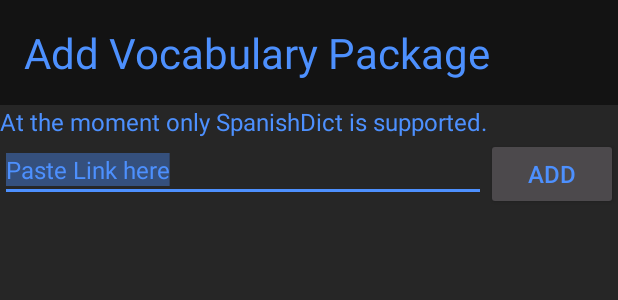
After one commit to dparnold/AudioVocabulary, an Android app: the layout add_vocable_package_dialog.xml on its own in the app's theme, with its tools: preview values and no code run, on a phone screen of 412 x 824 dp. The commit adds this screen. Shown: the top 300 px of the screen. Run offline under Robolectric (Android 15) with nearby library versions, the light colour scheme and no system bars.

Commit message:
Package Manager Included

```diff
--- a/app/src/main/java/com/dparnold/audiovocabulary/AppDatabase.java
+++ b/app/src/main/java/com/dparnold/audiovocabulary/AppDatabase.java
@@ -8,7 +8,7 @@
 import com.dparnold.audiovocabulary.VocableDAO;
 
 
-@Database(entities = {Vocable.class}, version = 10)
+@Database(entities = {Vocable.class}, version = 11)
 public abstract class AppDatabase extends RoomDatabase {
 
     private static AppDatabase INSTANCE;
--- a/app/src/main/res/layout/activity_main.xml
+++ b/app/src/main/res/layout/activity_main.xml
@@ -133,7 +133,7 @@
             android:layout_height="wrap_content"
             android:text="testPage3"
             android:layout_above="@id/bottomBar"
-            android:onClick="toVocablePackages"/>
+            android:onClick="toVocabList"/>
 
         <LinearLayout
             android:id="@+id/bottomBar"
@@ -178,7 +178,7 @@
 
 
                 <ImageButton
-                    android:onClick="toVocabList"
+                    android:onClick="toVocablePackages"
                     android:src="@drawable/ic_list"
                     android:layout_width="wrap_content"
                     android:layout_height="wrap_content"
--- a/app/src/main/res/layout/activity_vocable_packages.xml
+++ b/app/src/main/res/layout/activity_vocable_packages.xml
@@ -20,7 +20,7 @@
     </ScrollView>
 
     <android.support.design.widget.FloatingActionButton
-            android:id="@+id/fab"
+            android:id="@+id/toAddPackageDialog"
             android:layout_width="wrap_content"
             android:layout_height="wrap_content"
             android:layout_gravity="bottom|end"
--- /dev/null
+++ b/app/src/main/res/layout/add_vocable_package_dialog.xml
@@ -0,0 +1,48 @@
+<?xml version="1.0" encoding="utf-8"?>
+<android.support.constraint.ConstraintLayout xmlns:android="http://schemas.android.com/apk/res/android"
+    android:layout_width="match_parent"
+    android:layout_height="match_parent"
+    xmlns:app="http://schemas.android.com/apk/res-auto">
+
+    <TextView
+        android:id="@+id/titleText"
+        android:layout_width="match_parent"
+        android:layout_height="wrap_content"
+        android:text="Add Vocabulary Package"
+        android:textSize="28dp"
+        android:background="@color/colorBar"
+        android:padding="16dp"
+        app:layout_constraintTop_toTopOf="parent"/>
+    <TextView
+        android:id="@+id/topText"
+        android:layout_width="wrap_content"
+        android:layout_height="wrap_content"
+        android:text="At the moment only SpanishDict is supported."
+        app:layout_constraintTop_toBottomOf="@+id/titleText"
+        app:layout_constraintStart_toStartOf="parent"/>
+
+    <EditText
+        android:id="@+id/textInput"
+        android:layout_width="0dp"
+        android:layout_height="wrap_content"
+        android:lines="1"
+        android:text="Paste Link here"
+        android:textColor="@color/colorAccent"
+        app:layout_constraintEnd_toStartOf="@+id/addButton"
+        app:layout_constraintHorizontal_bias="0.51"
+        app:layout_constraintStart_toStartOf="parent"
+        app:layout_constraintTop_toBottomOf="@id/topText"
+        app:layout_constraintVertical_chainStyle="spread"
+        android:selectAllOnFocus="true"/>
+    <Button
+        android:id="@+id/addButton"
+        android:layout_width="wrap_content"
+        android:layout_height="wrap_content"
+        android:text="Add"
+        app:layout_constraintEnd_toEndOf="parent"
+        app:layout_constraintTop_toBottomOf="@id/topText"
+        app:layout_constraintVertical_chainStyle="packed" />
+
+
+
+</android.support.constraint.ConstraintLayout>
```
Also changed, not shown: app/src/main/java/com/dparnold/audiovocabulary/MainActivity.java (+33 -26 lines), app/src/main/java/com/dparnold/audiovocabulary/Views/PackageView.java (+31 -6 lines), app/src/main/java/com/dparnold/audiovocabulary/VocabTest.java (+8 -1 lines), app/src/main/java/com/dparnold/audiovocabulary/VocableDAO.java (+8 -2 lines), app/src/main/java/com/dparnold/audiovocabulary/VocablePackages.java (+42 -7 lines), app/src/main/res/layout/content_vocable_packages.xml (deleted, +0 -11 lines), app/src/main/res/layout/test2.xml (+11 -21 lines), app/src/main/res/layout/view_package.xml (+51 -34 lines).
